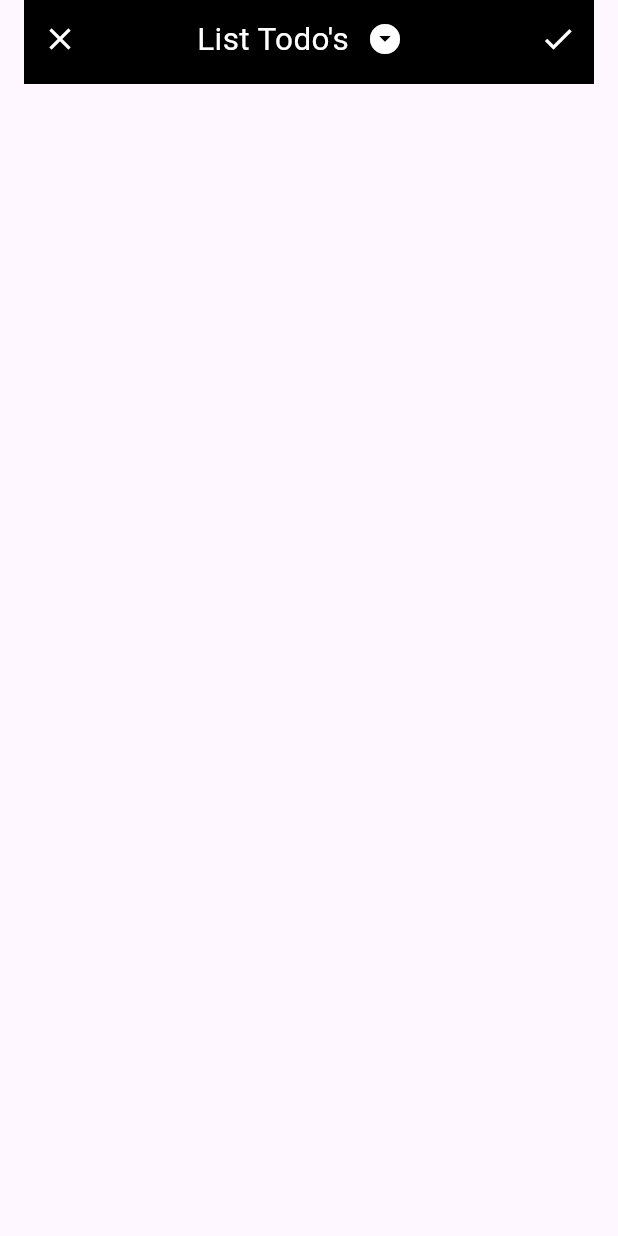
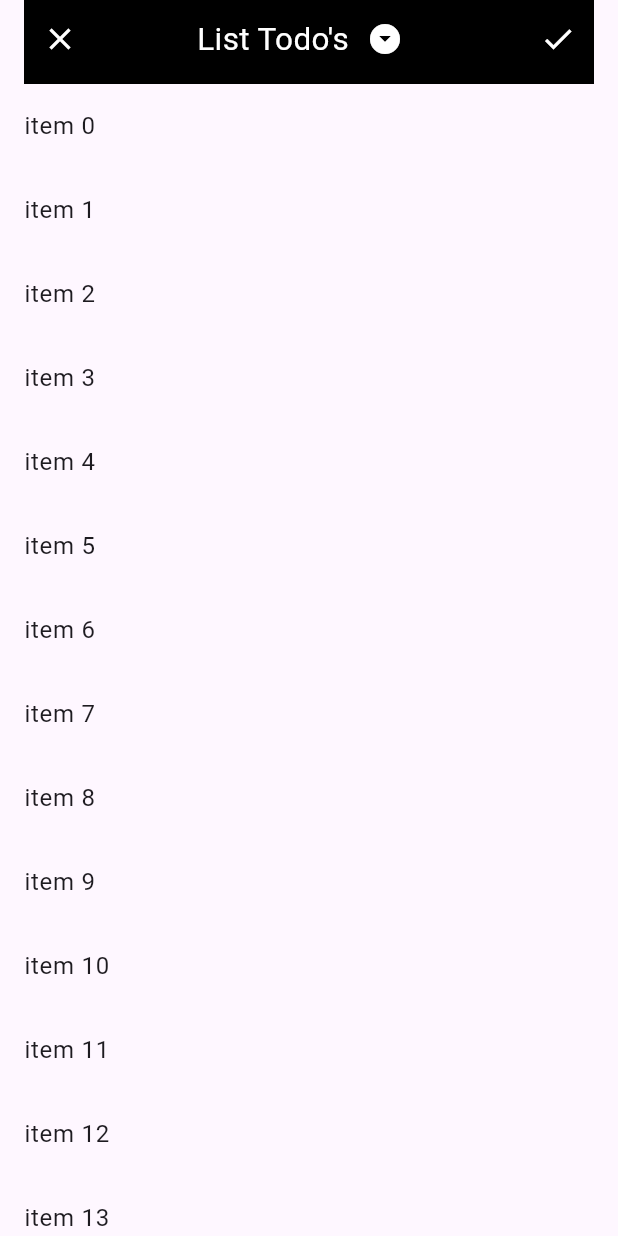
Before and after one commit to patriciabelli/home_page___todo_list, a Flutter app: the screen it shows after launch, on a phone screen of 412 x 824 dp. Run offline on Flutter 3.47's test engine with Material 3 defaults, Android fonts, the phone set to English and light mode, and no system bars.

Commit message:
Mesclando projeto local com remoto e add o ListView.builder

```diff
--- a/lib/src/home_page.dart
+++ b/lib/src/home_page.dart
@@ -12,7 +12,13 @@ class HomePage extends StatelessWidget {
           saveAction: () {},
           closeAction: () {},
           title: 'List Todo\'s',
-          ),
+        ),
+      ),
+      body: ListView.builder(
+        itemCount: 20,
+        itemBuilder: (BuildContext context, int index) {
+          return ListTile(title: Text('item $index'));
+        },
       ),
     );
   }
```
